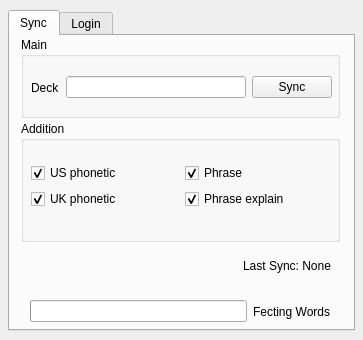
First picture: the form in YAsupportFiles/main.ui, repository megachweng/Anki-Youdao, before the edit.
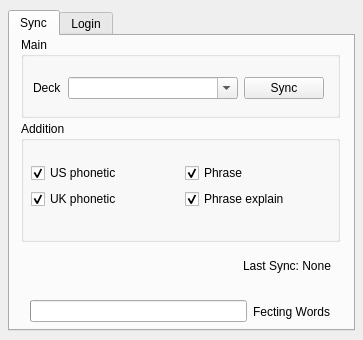
Second picture: the form after the edit.

Commit message: now can sync to different decks without sync confliction ToDo: login validating seems not work,fix it

Patch:
```diff
--- a/YAsupportFiles/main.ui
+++ b/YAsupportFiles/main.ui
@@ -165,13 +165,16 @@
      <widget class="QWidget" name="layoutWidget">
       <property name="geometry">
        <rect>
-        <x>10</x>
-        <y>30</y>
-        <width>301</width>
-        <height>41</height>
+        <x>12</x>
+        <y>34</y>
+        <width>291</width>
+        <height>34</height>
        </rect>
       </property>
-      <layout class="QHBoxLayout" name="horizontalLayout">
+      <layout class="QHBoxLayout" name="horizontalLayout" stretch="0,1,0">
+       <property name="spacing">
+        <number>-1</number>
+       </property>
        <item>
         <widget class="QLabel" name="label">
          <property name="text">
@@ -180,7 +183,11 @@
         </widget>
        </item>
        <item>
-        <widget class="QLineEdit" name="deck"/>
+        <widget class="QComboBox" name="deckList">
+         <property name="editable">
+          <bool>true</bool>
+         </property>
+        </widget>
        </item>
        <item>
         <widget class="QPushButton" name="sync">
```
The commit also changes 1 other file.
